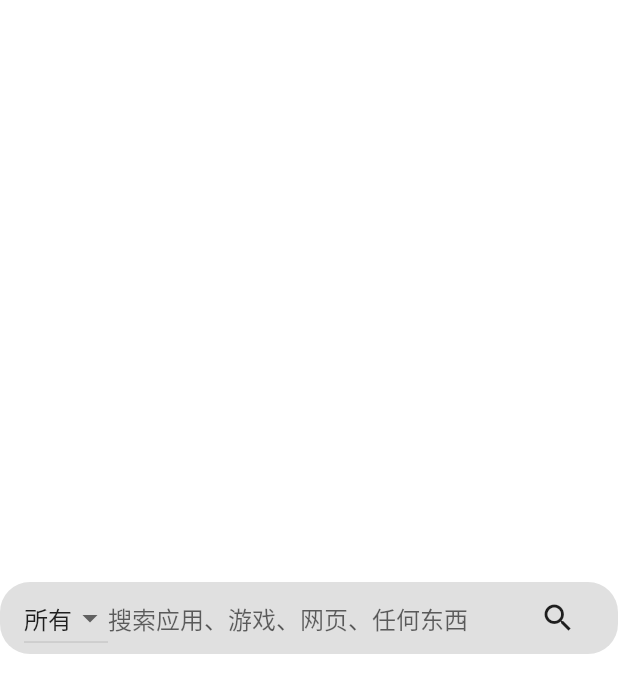
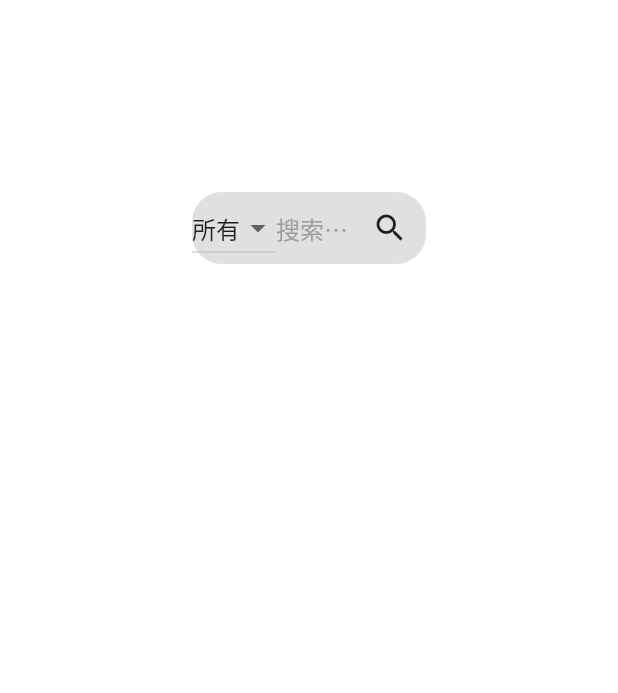
Before and after one commit to kaige-cai/OK, a Flutter app: the HomePageLandscape screen opened directly, on a phone screen of 412 x 824 dp. Shown: the top 693 px of the screen. Run offline on Flutter 3.47's test engine with Material 2 defaults, Android fonts, the phone set to English and light mode, and no system bars; our stand-ins replace cached_network_image, carousel_slider, flutter_svg, video_player; network calls fail.

Commit message:
新增横屏搜索框

```diff
--- a/lib/main.dart
+++ b/lib/main.dart
@@ -38,12 +38,20 @@ class FunApp extends StatelessWidget {
               defaultTargetPlatform == TargetPlatform.macOS ||
               defaultTargetPlatform == TargetPlatform.windows ||
               defaultTargetPlatform == TargetPlatform.linux
-          ? HomePageLandscape()
+          ? LayoutBuilder(
+              builder: (BuildContext context, BoxConstraints constraints) =>
+                  changeLayout(context, constraints),
+            )
           : LayoutBuilder(
-              builder: (context, constraints) {
+              builder: (BuildContext context, BoxConstraints constraints) =>
+                  changeLayout(context, constraints),
+            ),
+    );
+  }
+
+  Widget changeLayout(BuildContext context, BoxConstraints constraints) {
     double screenWidth = constraints.maxWidth;
-                if (MediaQuery.of(context).orientation ==
-                        Orientation.landscape &&
+    if (MediaQuery.of(context).orientation == Orientation.landscape &&
         MediaQuery.of(context).size.width >
             MediaQuery.of(context).size.height) {
       return HomePageLandscape(); // 横屏或大屏布局
@@ -52,8 +60,5 @@ class FunApp extends StatelessWidget {
     } else {
       return HomePagePortrait(); // 竖屏布局
     }
-              },
-            ),
-    );
   }
 }
--- a/lib/page/home_page_landscape.dart
+++ b/lib/page/home_page_landscape.dart
@@ -1,4 +1,5 @@
 import 'package:flutter/material.dart';
+import 'package:ok/widget/search_box.dart';
 
 class HomePageLandscape extends StatefulWidget {
   const HomePageLandscape({super.key});
@@ -11,53 +12,11 @@ class _HomePageLandscapeState extends State<HomePageLandscape> {
   @override
   Widget build(BuildContext context) {
     return Scaffold(
-      body: Center(
-        child: Container(
-          width: 600,
-          decoration: BoxDecoration(
-            borderRadius: BorderRadius.circular(20),
-            color: Colors.grey[300],
-          ),
-          padding: EdgeInsets.symmetric(horizontal: 16),
-          child: Row(
-            children: [
-              DropdownButton<String>(
-                value: 'all',
-                items: [
-                  DropdownMenuItem<String>(
-                    value: 'all',
-                    child: Text('所有'),
-                  ),
-                  DropdownMenuItem<String>(
-                    value: 'apps',
-                    child: Text('应用'),
-                  ),
-                  DropdownMenuItem<String>(
-                    value: 'games',
-                    child: Text('游戏'),
-                  ),
-                  DropdownMenuItem<String>(
-                    value: 'web',
-                    child: Text('网页'),
-                  ),
-                ],
-                onChanged: (value) {},
-              ),
-              Expanded(
-                child: TextField(
-                  decoration: InputDecoration(
-                    hintText: '搜索应用、游戏、网页、任何东西',
-                    border: InputBorder.none,
-                  ),
-                ),
-              ),
-              IconButton(
-                icon: Icon(Icons.search),
-                onPressed: () {},
-              ),
-            ],
-          ),
-        ),
+      body: ListView(
+        physics: BouncingScrollPhysics(),
+        children: [
+          SearchBox(),
+        ],
       ),
     );
   }
--- /dev/null
+++ b/lib/widget/search_box.dart
@@ -0,0 +1,101 @@
+import 'package:flutter/material.dart';
+
+class SearchBox extends StatefulWidget {
+  const SearchBox({Key? key});
+
+  @override
+  State<SearchBox> createState() => _SearchBoxState();
+}
+
+class _SearchBoxState extends State<SearchBox> {
+  String _selectedCategory = 'all';
+  bool _showSuggestions = false; // Track whether to show suggestions
+
+  @override
+  Widget build(BuildContext context) {
+    return Container(
+      margin: EdgeInsets.only(top: 128.0, left: 128.0, right: 128.0),
+      decoration: BoxDecoration(
+        color: Colors.grey[300],
+        borderRadius: BorderRadius.circular(20),
+      ),
+      child: Column(
+        children: [
+          Row(
+            children: [
+              DropdownButton<String>(
+                value: _selectedCategory,
+                items: [
+                  DropdownMenuItem<String>(
+                    value: 'all',
+                    child: Text('所有'),
+                  ),
+                  DropdownMenuItem<String>(
+                    value: 'apps',
+                    child: Text('应用'),
+                  ),
+                  DropdownMenuItem<String>(
+                    value: 'games',
+                    child: Text('游戏'),
+                  ),
+                  DropdownMenuItem<String>(
+                    value: 'web',
+                    child: Text('网页'),
+                  ),
+                ],
+                onChanged: (value) {
+                  setState(() {
+                    _selectedCategory = value!;
+                  });
+                },
+              ),
+              Expanded(
+                child: TextField(
+                  onChanged: (value) {
+                    // Show suggestions when text is being entered
+                    setState(() {
+                      _showSuggestions = value.isNotEmpty;
+                    });
+                  },
+                  decoration: InputDecoration(
+                    hintText: '搜索应用、游戏、网页、任何东西',
+                    hintStyle: TextStyle(color: Colors.grey), // Grey hint color
+                    border: InputBorder.none,
+                  ),
+                ),
+              ),
+              IconButton(
+                icon: Icon(Icons.search),
+                onPressed: () {},
+              ),
+            ],
+          ),
+          if (_showSuggestions) ...[
+            // Show suggestions only if _showSuggestions is true
+            Container(
+              color: Colors.white,
+              child: Column(
+                children: [
+                  ListTile(
+                    title: Text('关键词1'),
+                    onTap: () {
+                      // Handle suggestion tap
+                      // You can update the text field value here
+                    },
+                  ),
+                  ListTile(
+                    title: Text('关键词2'),
+                    onTap: () {
+                      // Handle suggestion tap
+                    },
+                  ),
+                  // Add more ListTile items for additional suggestions
+                ],
+              ),
+            ),
+          ],
+        ],
+      ),
+    );
+  }
+}
```
Lines whose indentation alone changed are shown as unchanged.
